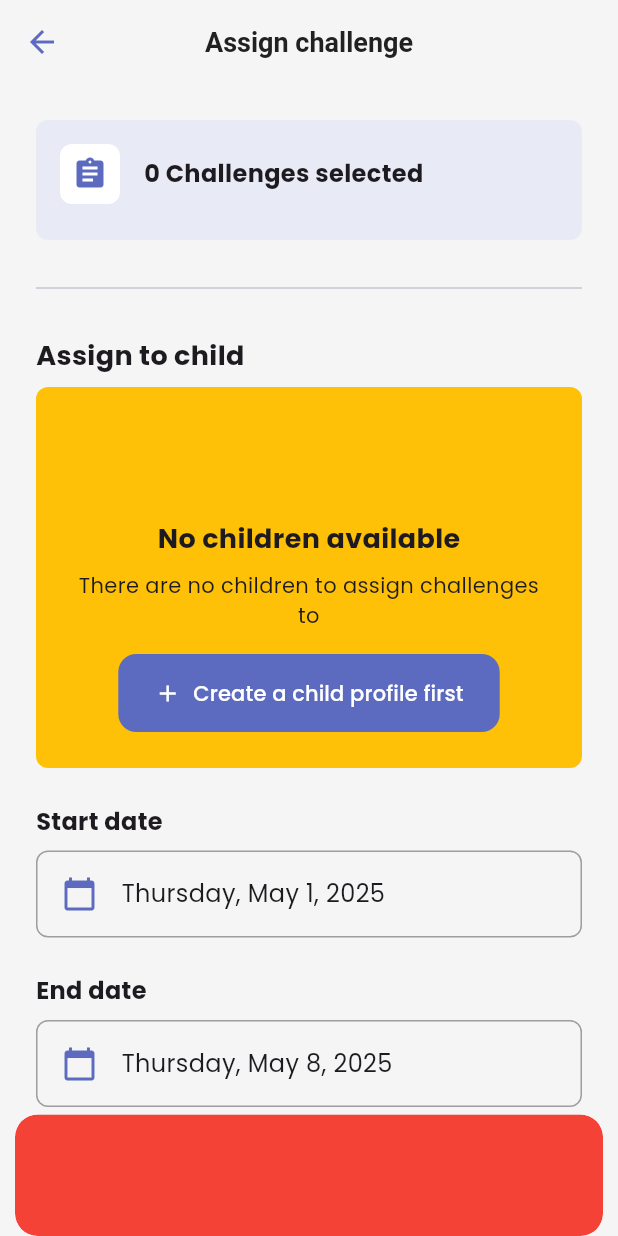
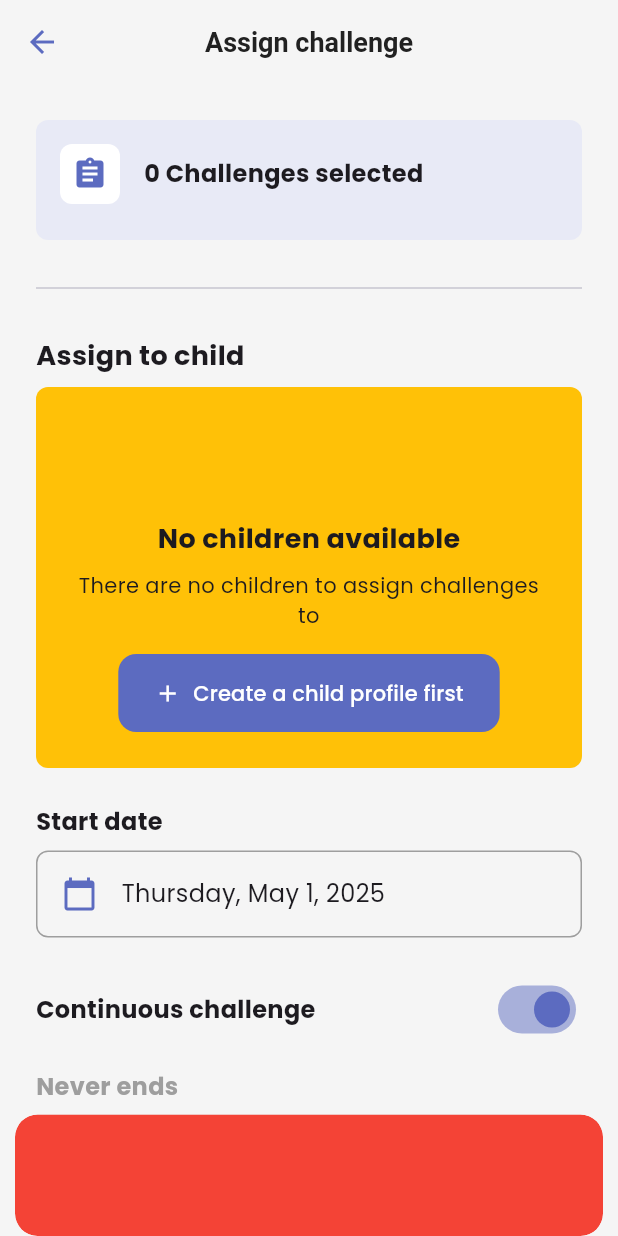
Before and after one commit to oarjones/kidsdo, a Flutter app: the BatchAssignChallengesPage screen opened directly, on a phone screen of 412 x 824 dp. Run offline on Flutter 3.47's test engine with Material 3 defaults, Android fonts, the phone set to English and light mode, and no system bars; our stand-ins replace cached_network_image, cloud_firestore, dartz, equatable, firebase_auth, firebase_core and 7 more; missing offline and left inert: firebase_app_check; accounts and stored records are empty.

Commit message:
feat: Add support for continuous challenges and update related UI components

```diff
--- a/lib/core/translations/app_translations.dart
+++ b/lib/core/translations/app_translations.dart
@@ -558,4 +558,9 @@ class TrKeys {
   static const assignChallengeNow = 'assign_challenge_now';
   static const notNow = 'not_now';
   static const assign = 'assign';
+
+  static const continuousChallenge = 'continuous_challenge';
+  static const neverEnds = 'never_ends';
+  static const challengeSingular = 'challenge_singular';
+  static const challengesPlural = 'challenges_plural';
 }
--- a/lib/core/translations/en_translations.dart
+++ b/lib/core/translations/en_translations.dart
@@ -656,4 +656,9 @@ final Map<String, String> enTranslations = {
   'assign_challenge_now': 'Would you like to assign this challenge now?',
   'not_now': 'Not now',
   'assign': 'Assign',
+
+  'continuous_challenge': 'Continuous challenge',
+  'never_ends': 'Never ends',
+  'challenge_singular': 'challenge',
+  'challenges_plural': 'challenges',
 };
--- a/lib/core/translations/es_translations.dart
+++ b/lib/core/translations/es_translations.dart
@@ -668,4 +668,9 @@ final Map<String, String> esTranslations = {
   'assign_challenge_now': '¿Deseas asignar este reto ahora?',
   'not_now': 'Ahora no',
   'assign': 'Asignar',
+
+  'continuous_challenge': 'Reto continuo',
+  'never_ends': 'Sin fecha fin',
+  'challenge_singular': 'reto',
+  'challenges_plural': 'retos',
 };
--- a/lib/data/repositories/challenge_repository_impl.dart
+++ b/lib/data/repositories/challenge_repository_impl.dart
@@ -104,7 +104,7 @@ class ChallengeRepositoryImpl implements IChallengeRepository {
     required String childId,
     required String familyId,
     required DateTime startDate,
-    required DateTime endDate,
+    DateTime? endDate, // Ahora puede ser nulo
     required String evaluationFrequency,
   }) async {
     try {
@@ -114,7 +114,7 @@ class ChallengeRepositoryImpl implements IChallengeRepository {
         childId: childId,
         familyId: familyId,
         startDate: startDate,
-        endDate: endDate,
+        endDate: endDate, // Puede ser nulo
         evaluationFrequency: evaluationFrequency,
       );
       return Right(assignedChallenge);
--- a/lib/domain/entities/assigned_challenge.dart
+++ b/lib/domain/entities/assigned_challenge.dart
@@ -48,7 +48,7 @@ class AssignedChallenge extends Equatable {
   final String familyId;
   final AssignedChallengeStatus status;
   final DateTime startDate;
-  final DateTime endDate;
+  final DateTime? endDate; // Ahora puede ser nulo para retos continuos
   final String evaluationFrequency; // 'daily', 'weekly'
   final int pointsEarned;
   final List<ChallengeEvaluation> evaluations;
@@ -61,7 +61,7 @@ class AssignedChallenge extends Equatable {
     required this.familyId,
     required this.status,
     required this.startDate,
-    required this.endDate,
+    this.endDate, // Ya no es required
     required this.evaluationFrequency,
     this.pointsEarned = 0,
     this.evaluations = const [],
@@ -103,11 +103,14 @@ class AssignedChallenge extends Equatable {
       familyId: familyId ?? this.familyId,
       status: status ?? this.status,
       startDate: startDate ?? this.startDate,
-      endDate: endDate ?? this.endDate,
+      endDate: endDate, // Manejo especial - puede establecerse a null
       evaluationFrequency: evaluationFrequency ?? this.evaluationFrequency,
       pointsEarned: pointsEarned ?? this.pointsEarned,
       evaluations: evaluations ?? this.evaluations,
       createdAt: createdAt ?? this.createdAt,
     );
   }
+
+  /// Verifica si este es un reto continuo (sin fecha de fin)
+  bool get isContinuous => endDate == null;
 }
--- a/lib/domain/repositories/challenge_repository.dart
+++ b/lib/domain/repositories/challenge_repository.dart
@@ -30,7 +30,7 @@ abstract class IChallengeRepository {
     required String childId,
     required String familyId,
     required DateTime startDate,
-    required DateTime endDate,
+    DateTime? endDate, // Ahora es opcional
     required String evaluationFrequency,
   });
 
--- a/lib/presentation/controllers/challenge_controller.dart
+++ b/lib/presentation/controllers/challenge_controller.dart
@@ -384,7 +384,7 @@ class ChallengeController extends GetxController {
     required String childId,
     required String familyId,
     required DateTime startDate,
-    required DateTime endDate,
+    DateTime? endDate,
     required String evaluationFrequency,
   }) async {
     _logger.i("Assigning challenge to child: $challengeId -> $childId");
--- a/lib/presentation/pages/challenges/batch_assign_challenges_page.dart
+++ b/lib/presentation/pages/challenges/batch_assign_challenges_page.dart
@@ -30,6 +30,9 @@ class _BatchAssignChallengesPageState extends State<BatchAssignChallengesPage> {
   late DateTime startDate;
   late DateTime endDate;
   String evaluationFrequency = 'daily';
+
+  // Añadir variable para controlar si el reto es continuo
+  bool isContinuous = true; // Por defecto, los retos serán continuos
 
   @override
   void initState() {
@@ -130,16 +133,49 @@ class _BatchAssignChallengesPageState extends State<BatchAssignChallengesPage> {
                       ),
                       const SizedBox(height: AppDimensions.lg),
 
+                      // AQUÍ INSERTAR EL NUEVO SWITCH - entre la fecha de inicio y la fecha fin
+                      Row(
+                        mainAxisAlignment: MainAxisAlignment.spaceBetween,
+                        children: [
                           Text(
-                        TrKeys.endDate.tr,
+                            TrKeys.continuousChallenge.tr,
                             style: const TextStyle(
                               fontWeight: FontWeight.bold,
                               fontSize: AppDimensions.fontMd,
                             ),
                           ),
+                          Switch(
+                            value: isContinuous,
+                            onChanged: (value) {
+                              setState(() {
+                                isContinuous = value;
+                              });
+                            },
+                            activeColor: AppColors.primary,
+                          ),
+                        ],
+                      ),
+                      const SizedBox(height: AppDimensions.md),
+
+                      Text(
+                        isContinuous ? TrKeys.neverEnds.tr : TrKeys.endDate.tr,
+                        style: TextStyle(
+                          fontWeight: FontWeight.bold,
+                          fontSize: AppDimensions.fontMd,
+                          color: isContinuous
+                              ? Colors.grey.shade500
+                              : Colors.black,
+                        ),
+                      ),
                       const SizedBox(height: AppDimensions.sm),
-                      InkWell(
-                        onTap: () => _selectEndDate(context),
+                      Opacity(
+                        opacity: isContinuous ? 0.5 : 1.0,
+                        child: AbsorbPointer(
+                          absorbing: isContinuous,
+                          child: InkWell(
+                            onTap: isContinuous
+                                ? null
+                                : () => _selectEndDate(context),
                             child: Container(
                               padding: const EdgeInsets.symmetric(
                                 horizontal: AppDimensions.md,
@@ -153,16 +189,26 @@ class _BatchAssignChallengesPageState extends State<BatchAssignChallengesPage> {
                               ),
                               child: Row(
                                 children: [
-                              const Icon(Icons.calendar_today,
-                                  color: AppColors.primary),
+                                  Icon(Icons.calendar_today,
+                                      color: isContinuous
+                                          ? Colors.grey.shade400
+                                          : AppColors.primary),
                                   const SizedBox(width: AppDimensions.md),
                                   Text(
-                                DateFormat('EEEE, MMMM d, yyyy')
+                                    isContinuous
+                                        ? TrKeys.neverEnds.tr
+                                        : DateFormat('EEEE, MMMM d, yyyy')
                                             .format(endDate),
-                                style: const TextStyle(
-                                    fontSize: AppDimensions.fontMd),
+                                    style: TextStyle(
+                                      fontSize: AppDimensions.fontMd,
+                                      color: isContinuous
+                                          ? Colors.grey.shade500
+                                          : Colors.black,
+                                    ),
                                   ),
                                 ],
+                              ),
+                            ),
                           ),
                         ),
                       ),
@@ -484,7 +530,7 @@ class _BatchAssignChallengesPageState extends State<BatchAssignChallengesPage> {
           childId: childId,
           familyId: currentUser.familyId!,
           startDate: startDate,
-          endDate: endDate,
+          endDate: isContinuous ? null : endDate, // Usar null si es continuo
           evaluationFrequency: evaluationFrequency,
         );
 
--- a/lib/presentation/pages/child_access/child_challenges_page.dart
+++ b/lib/presentation/pages/child_access/child_challenges_page.dart
@@ -634,7 +634,10 @@ class _ChildChallengesPageState extends State<ChildChallengesPage>
                         ),
                       ),
                       Text(
-                        _formatDate(assignedChallenge.endDate),
+                        // _formatDate(assignedChallenge.endDate),
+                        assignedChallenge.endDate != null
+                            ? _formatDate(assignedChallenge.endDate!)
+                            : '',
                         style: const TextStyle(
                           fontWeight: FontWeight.bold,
                         ),
--- a/lib/presentation/widgets/challenges/assigned_challenge_card.dart
+++ b/lib/presentation/widgets/challenges/assigned_challenge_card.dart
@@ -213,11 +213,12 @@ class AssignedChallengeCard extends StatelessWidget {
                         ),
                       ),
                       const SizedBox(height: AppDimensions.xs),
+                      if (assignedChallenge.endDate != null)
                         Text(
-                        _formatDate(assignedChallenge.endDate),
+                          _formatDate(assignedChallenge.endDate!),
                           style: TextStyle(
                             fontSize: 12,
-                          color: _isOverdue(assignedChallenge.endDate)
+                            color: _isOverdue(assignedChallenge.endDate!)
                                 ? Colors.red
                                 : Colors.grey.shade600,
                           ),
@@ -294,19 +295,21 @@ class AssignedChallengeCard extends StatelessWidget {
   }
 
   // Formatear fecha para mostrar
-  String _formatDate(DateTime date) {
+  String _formatDate(DateTime? date) {
+    final actualDate = date ?? DateTime.now();
     final now = DateTime.now();
     final today = DateTime(now.year, now.month, now.day);
     final yesterday = today.subtract(const Duration(days: 1));
     final tomorrow = today.add(const Duration(days: 1));
-    final dateOnly = DateTime(date.year, date.month, date.day);
+    final dateOnly =
+        DateTime(actualDate.year, actualDate.month, actualDate.day);
 
     if (dateOnly == today) {
-      return '${TrKeys.today.tr} (${DateFormat('MMM d').format(date)})';
+      return '${TrKeys.today.tr} (${DateFormat('MMM d').format(actualDate)})';
     } else if (dateOnly == yesterday) {
-      return '${TrKeys.yesterday.tr} (${DateFormat('MMM d').format(date)})';
+      return '${TrKeys.yesterday.tr} (${DateFormat('MMM d').format(actualDate)})';
     } else if (dateOnly == tomorrow) {
-      return '${TrKeys.tomorrow.tr} (${DateFormat('MMM d').format(date)})';
+      return '${TrKeys.tomorrow.tr} (${DateFormat('MMM d').format(actualDate)})';
     } else if (dateOnly.isAfter(today)) {
       final difference = dateOnly.difference(today).inDays;
       return '$difference ${difference == 1 ? TrKeys.days.tr : TrKeys.daysLeft.tr}';
```
Also changed, not shown: lib/data/datasources/remote/challenge_remote_datasource.dart (+8 -4 lines), lib/data/models/assigned_challenge_model.dart (+13 -4 lines), lib/presentation/pages/challenges/active_challenges_page.dart (+5 -2 lines), lib/presentation/pages/challenges/challenges_library_page.dart (+8 -3 lines), lib/presentation/widgets/challenges/challenge_card.dart (+7 -7 lines). Lines whose indentation alone changed are shown as unchanged.
